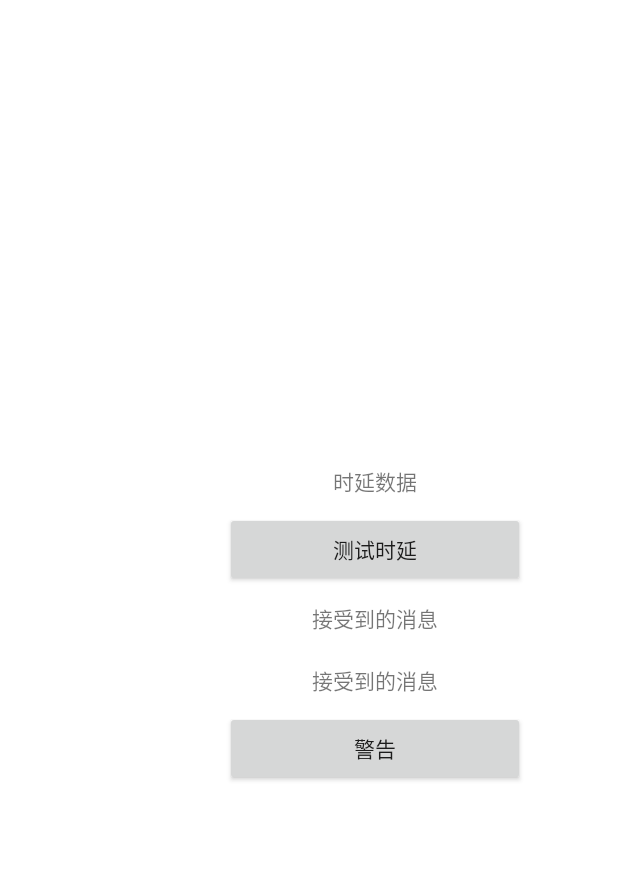
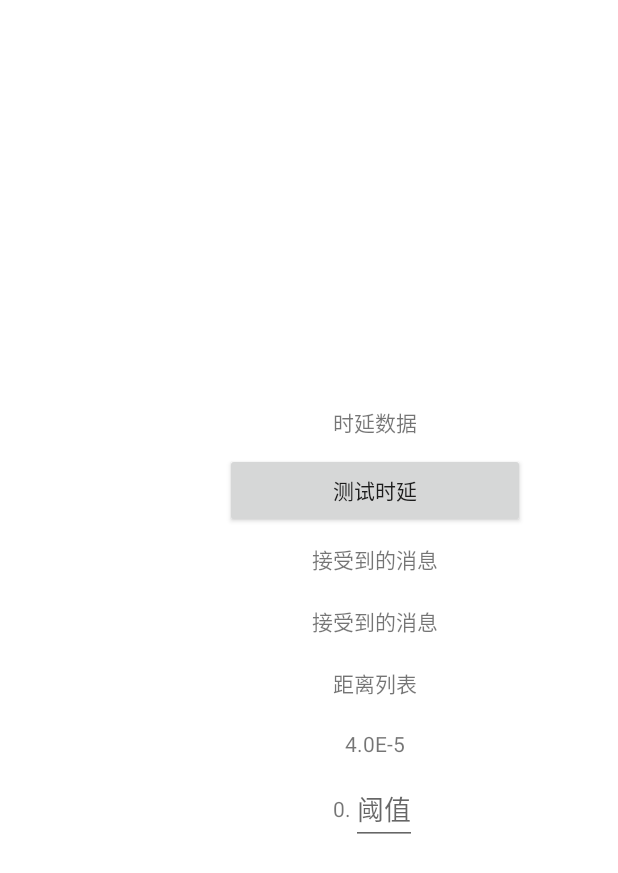
Before and after one commit to neardws/V2X-based-Collision-Warning, an Android app: the screen it shows after launch (MainActivity), on a phone screen of 412 x 824 dp. Shown: the top 873 px of the screen. Run offline under Robolectric (Android 15) with nearby library versions, the phone set to English and light mode, and no system bars; libraries missing offline, so code that uses them is left out: com.baidu.mapapi, com.txusballesteros, org.apache.commons; 25 statements that could not run were skipped.

Commit message:
fix: 修复时延测试并修改部分逻辑

```diff
--- a/app/src/main/assets/CommunicationConfig.properties
+++ b/app/src/main/assets/CommunicationConfig.properties
@@ -11,8 +11,12 @@ send.targetIp=192.168.1.2
 # \u53D1\u9001\u76EE\u6807(OBU)\u7AEF\u53E3\u53F7
 send.targetPort=50500
 # \u53D1\u9001\u7EBF\u7A0B\u6C60\u8BBE\u5B9A
-send.corePoolSize=2
+send.corePoolSize=3
 send.maxPoolSize=5
 send.keepAliveTime=5
 # \u6D4B\u8BD5\u7AEF\u53E3
 log.port=50505
+# \u6D4B\u8BD5WIFI\u65F6\u5EF6\u7684\u6D88\u606F\u95F4\u9694(\u6BEB\u79D2)
+test.period=500
+# \u6D4B\u8BD5WIFI\u65F6\u5EF6\u7684\u6D88\u606F\u6570\u91CF
+test.num=100
--- a/app/src/main/java/com/linmu/collision_warning_system/Application.java
+++ b/app/src/main/java/com/linmu/collision_warning_system/Application.java
@@ -10,24 +10,9 @@ import com.baidu.mapapi.SDKInitializer;
 import com.baidu.mapapi.common.BaiduMapSDKException;
 
 public class Application extends android.app.Application {
-
-    @SuppressLint("StaticFieldLeak")
-    private static Context context; // TODO 临时写法
-    public Vibrator mVibrator;
-
-    /**
-     * 获取全局上下文*/
-    public static Context getContext() {
-        return context;
-    }
-
-
     @Override
     public void onCreate() {
         super.onCreate();
-        context = getApplicationContext();
-
-        mVibrator =(Vibrator)getApplicationContext().getSystemService(Service.VIBRATOR_SERVICE);
 
         // 是否同意隐私政策，默认为false
         SDKInitializer.setAgreePrivacy(getApplicationContext(), true);
--- a/app/src/main/java/com/linmu/collision_warning_system/MainActivity.java
+++ b/app/src/main/java/com/linmu/collision_warning_system/MainActivity.java
@@ -22,7 +22,7 @@ import com.linmu.collision_warning_system.fragment.MapFragment;
 import com.linmu.collision_warning_system.fragment.MyFragmentAdapter;
 import com.linmu.collision_warning_system.fragment.OfflineMapFragment;
 import com.linmu.collision_warning_system.services.CommunicationService;
-import com.linmu.collision_warning_system.services.NcsLocationService;
+import com.linmu.collision_warning_system.services.NcsService;
 
 import java.util.ArrayList;
 import java.util.List;
@@ -44,7 +44,7 @@ public class MainActivity extends FragmentActivity {
     /** 通讯服务对象 **/
     private CommunicationService communicationService;
     /** NCS服务对象 **/
-    private NcsLocationService ncsLocationService;
+    private NcsService ncsLocationService;
 
     @Override
     protected void onCreate(Bundle savedInstanceState) {
@@ -67,7 +67,7 @@ public class MainActivity extends FragmentActivity {
         communicationService = CommunicationService.getInstance();
 
         // 初始化 NCS 定位服务
-        ncsLocationService = NcsLocationService.getInstance();
+        ncsLocationService = NcsService.getInstance();
 
         ncsLocationService.checkNcsState();
     }
@@ -75,12 +75,10 @@ public class MainActivity extends FragmentActivity {
     @Override
     protected void onResume() {
         super.onResume();
-//        accelerationService.registerSensor();
     }
     @Override
     protected void onPause() {
         super.onPause();
-//        accelerationService.unregisterSensor();
     }
     @Override
     protected void onDestroy() {
@@ -124,7 +122,7 @@ public class MainActivity extends FragmentActivity {
     private void doHandleWarning(String requestKey, @NonNull Bundle result) {
         int type = result.getInt("warningType");
         Dialog dialog;
-        if(type <= 3) {
+        if(type == 2) {
             dialog = new Dialog(this, R.style.warning_strong_dialog_style);
         }
         else {
@@ -139,7 +137,7 @@ public class MainActivity extends FragmentActivity {
                 dialog.dismiss();
                 timer.cancel();
             }
-        },2000);
+        },1000);
     }
 
     /**
--- a/app/src/main/java/com/linmu/collision_warning_system/services/CarManageService.java
+++ b/app/src/main/java/com/linmu/collision_warning_system/services/CarManageService.java
@@ -10,6 +10,7 @@ import java.util.ArrayList;
 import java.util.List;
 import java.util.Map;
 import java.util.concurrent.ConcurrentHashMap;
+import java.util.concurrent.ConcurrentLinkedDeque;
 
 public class CarManageService {
     private static CarManageService INSTANCE;
@@ -35,9 +36,12 @@ public class CarManageService {
     private final ConcurrentHashMap<String, Car> carMap;
     private final ConcurrentHashMap<String, List<Coordinate>> predictListMap;
 
+    private final ConcurrentHashMap<String, ConcurrentLinkedDeque<LatLng>> latLngDequeMap;
+
     public CarManageService() {
         carMap = new ConcurrentHashMap<>();
         predictListMap = new ConcurrentHashMap<>();
+        latLngDequeMap = new ConcurrentHashMap<>();
     }
 
     public List<Car> getCarList() {
@@ -49,11 +53,19 @@ public class CarManageService {
     }
 
     public List<Coordinate> getPredictList(String obuId) {
-        return predictListMap.get(obuId);
+        List<Coordinate> list = predictListMap.get(obuId);
+        if(list == null) {
+            list = new ArrayList<>();
+        }
+        return list;
     }
 
     public void setPredictList(String obuId, List<Coordinate> predictList) {
         predictListMap.put(obuId,predictList);
+    }
+
+    public ConcurrentLinkedDeque<LatLng> getLatLngDeque(String obuId) {
+        return latLngDequeMap.get(obuId);
     }
 
     /**
@@ -79,7 +91,16 @@ public class CarManageService {
         else {
             addOthersCarInfo(obuId, altitude, newLatlng, newSpeed, newDirection);
         }
-        WarningService.getInstance().checkCollision();
+        ConcurrentLinkedDeque<LatLng> deque = latLngDequeMap.get(obuId);
+        if(deque == null) {
+            deque = new ConcurrentLinkedDeque<>();
+            deque.addFirst(newLatlng);
+        }
+        if(deque.size() >= 50) {
+            deque.pollLast();
+        }
+        deque.addFirst(newLatlng);
+        latLngDequeMap.put(obuId,deque);
     }
     private void addSelfCarInfo(String obuId, double altitude, LatLng newLatlng, float newSpeed, float newDirection) {
         if(thisCar == null) {
@@ -87,6 +108,7 @@ public class CarManageService {
         }
         thisCar.addCarInfo(newLatlng, altitude, newSpeed, newDirection);
         thisCar.keepLife();
+        WarningService.getInstance().checkCollision();
     }
     private void addOthersCarInfo(String obuId, double altitude, LatLng newLatlng, float newSpeed, float newDirection) {
         Car car = carMap.get(obuId);
--- a/app/src/main/java/com/linmu/collision_warning_system/utils/CarCoordinateUtil.java
+++ b/app/src/main/java/com/linmu/collision_warning_system/utils/CoordinateUtil.java
@@ -13,13 +13,13 @@ import com.linmu.collision_warning_system.Entry.Vector;
  * @description 车辆直角坐标系相关服务
  * @date 2023-04-09 17:15
  **/
-public class CarCoordinateUtil {
+public class CoordinateUtil {
     /** 本车位置 **/
     private final Coordinate base;
     /** 用于加速计算的中间变量 **/
     private final double dxy,dxyz,z_power;
 
-    public CarCoordinateUtil(@NonNull Car car) {
+    public CoordinateUtil(@NonNull Car car) {
         this.base = Coordinate.createCoordinateFromBLH(car.getLatLng().latitude,car.getLatLng().longitude,car.getAltitude());
         dxy = (base.x * base.x) + (base.y * base.y);
         z_power = base.z * base.z;
--- a/app/src/main/java/com/linmu/collision_warning_system/utils/MessageType.java
+++ b/app/src/main/java/com/linmu/collision_warning_system/utils/MessageType.java
@@ -12,7 +12,7 @@ import androidx.annotation.Nullable;
 public enum MessageType {
     Once("receive.once.port","单次消息"),
     Push("receive.push.port","推送消息"),
-    Log("log.port","日志消息");
+    Log("log.port","测试消息");
     private final int port;
     private final String description;
     MessageType(String type, String description) {
--- a/app/src/main/java/com/linmu/collision_warning_system/services/udp/UdpSender.java
+++ b/app/src/main/java/com/linmu/collision_warning_system/utils/udp/UdpSender.java
@@ -1,4 +1,4 @@
-package com.linmu.collision_warning_system.services.udp;
+package com.linmu.collision_warning_system.utils.udp;
 
 import android.util.Log;
 
@@ -32,7 +32,7 @@ public class UdpSender {
         this.targetPort = Integer.parseInt(targetPort);
     }
 
-    public void send(int port, @NonNull JSONObject jsonObject) throws IOException {
+    public long send(int port, @NonNull JSONObject jsonObject) throws IOException {
         // 将数据转化为byte[]
         byte[] buff = jsonObject.toString().getBytes(StandardCharsets.US_ASCII);//发送过来的数据的长度范围
         // 组装数据包(数据，偏移量，数据长度，目标IP地址，目标端口号)
@@ -40,8 +40,10 @@ public class UdpSender {
         // 若 port 为-1则选择自动获取随机空闲端口进行发送
         DatagramSocket sendSocket = port == -1 ? new DatagramSocket() : new DatagramSocket(port);
         sendSocket.send(packet);
+        long sendTime = System.currentTimeMillis();
         sendSocket.close();
-        Log.i("sendMessage",String.format("send:ip: %s port: %s json: %s",targetIp.getHostAddress(),port, jsonObject));
+//        Log.i("sendMessage",String.format("send:ip: %s port: %s json: %s",targetIp.getHostAddress(),port, jsonObject));
+        return sendTime;
     }
 
 }
--- a/app/src/main/res/layout/fragment_communication.xml
+++ b/app/src/main/res/layout/fragment_communication.xml
@@ -35,11 +35,40 @@
         android:padding="10dp"
         android:gravity="center"
         android:text="@string/receive_text"/>
+    <TextView
+        android:id="@+id/distanceText"
+        android:layout_width="match_parent"
+        android:layout_height="wrap_content"
+        android:padding="10dp"
+        android:gravity="center"
+        android:text="距离列表"/>
+    <TextView
+        android:id="@+id/valueText"
+        android:layout_width="match_parent"
+        android:layout_height="wrap_content"
+        android:padding="10dp"
+        android:gravity="center"
+        android:text="阈值"/>
+    <LinearLayout
+        android:layout_width="match_parent"
+        android:layout_height="wrap_content"
+        android:gravity="center"
+        android:orientation="horizontal">
+        <TextView
+            android:layout_width="wrap_content"
+            android:layout_height="wrap_content"
+            android:gravity="end"
+            android:text="0."/>
+        <EditText
+            android:id="@+id/inputTest"
+            android:layout_width="wrap_content"
+            android:layout_height="wrap_content"
+            android:singleLine="true"
+            android:imeOptions="actionDone"
+            android:inputType="numberDecimal"
+            android:hint="阈值"/>
 
-    <Button
-        android:id="@+id/warnButton"
-        android:layout_width="200dp"
-        android:layout_height="50dp"
-        android:text="@string/warn_button"/>
+    </LinearLayout>
+
 
 </LinearLayout>
--- a/app/src/main/res/values/strings.xml
+++ b/app/src/main/res/values/strings.xml
@@ -5,7 +5,7 @@
     <string name="car_img_description">车辆图</string>
     <string name="speedValue">0.0</string>
     <string name="speedTableImg">速度表盘图片</string>
-    <string name="speedUnit">km/h</string>
+    <string name="speedUnit">m/s</string>
     <string name="send_button_text">测试时延</string>
     <string name="receive_text">接受到的消息</string>
     <string name="obuIdValue">XXX XXX</string>
```
Also changed, not shown: app/src/main/java/com/linmu/collision_warning_system/Entry/Car.java (+2 -12 lines), app/src/main/java/com/linmu/collision_warning_system/fragment/LogFragment.java (+66 -26 lines), app/src/main/java/com/linmu/collision_warning_system/fragment/MapFragment.java (+7 -6 lines), app/src/main/java/com/linmu/collision_warning_system/services/CommunicationService.java (+23 -3 lines), app/src/main/java/com/linmu/collision_warning_system/services/NcsService.java (renamed from app/src/main/java/com/linmu/collision_warning_system/services/NcsLocationService.java, +30 -20 lines), app/src/main/java/com/linmu/collision_warning_system/services/WarningService.java (+88 -29 lines), app/src/main/java/com/linmu/collision_warning_system/utils/udp/UdpReceiver.java (renamed from app/src/main/java/com/linmu/collision_warning_system/services/udp/UdpReceiver.java, +26 -6 lines), 1 other file.
